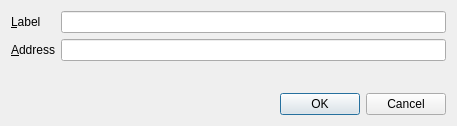
Old version of the form src/qt/forms/editaddressdialog.ui in the repository nokat/bitbean.
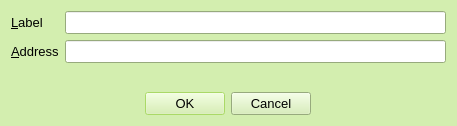
New version of the form.

Patch:
```diff
--- a/src/qt/forms/editaddressdialog.ui
+++ b/src/qt/forms/editaddressdialog.ui
@@ -10,6 +10,184 @@
     <height>126</height>
    </rect>
   </property>
+  <property name="palette">
+   <palette>
+    <active>
+     <colorrole role="Button">
+      <brush brushstyle="SolidPattern">
+       <color alpha="255">
+        <red>211</red>
+        <green>238</green>
+        <blue>175</blue>
+       </color>
+      </brush>
+     </colorrole>
+     <colorrole role="Base">
+      <brush brushstyle="SolidPattern">
+       <color alpha="255">
+        <red>255</red>
+        <green>255</green>
+        <blue>255</blue>
+       </color>
+      </brush>
+     </colorrole>
+     <colorrole role="Window">
+      <brush brushstyle="SolidPattern">
+       <color alpha="255">
+        <red>211</red>
+        <green>238</green>
+        <blue>175</blue>
+       </color>
+      </brush>
+     </colorrole>
+     <colorrole role="Highlight">
+      <brush brushstyle="SolidPattern">
+       <color alpha="255">
+        <red>159</red>
+        <green>213</green>
+        <blue>85</blue>
+       </color>
+      </brush>
+     </colorrole>
+     <colorrole role="AlternateBase">
+      <brush brushstyle="SolidPattern">
+       <color alpha="255">
+        <red>211</red>
+        <green>238</green>
+        <blue>175</blue>
+       </color>
+      </brush>
+     </colorrole>
+     <colorrole role="ToolTipBase">
+      <brush brushstyle="SolidPattern">
+       <color alpha="255">
+        <red>211</red>
+        <green>238</green>
+        <blue>175</blue>
+       </color>
+      </brush>
+     </colorrole>
+    </active>
+    <inactive>
+     <colorrole role="Button">
+      <brush brushstyle="SolidPattern">
+       <color alpha="255">
+        <red>211</red>
+        <green>238</green>
+        <blue>175</blue>
+       </color>
+      </brush>
+     </colorrole>
+     <colorrole role="Base">
+      <brush brushstyle="SolidPattern">
+       <color alpha="255">
+        <red>255</red>
+        <green>255</green>
+        <blue>255</blue>
+       </color>
+      </brush>
+     </colorrole>
+     <colorrole role="Window">
+      <brush brushstyle="SolidPattern">
+       <color alpha="255">
+        <red>211</red>
+        <green>238</green>
+        <blue>175</blue>
+       </color>
+      </brush>
+     </colorrole>
+     <colorrole role="Highlight">
+      <brush brushstyle="SolidPattern">
+       <color alpha="255">
+        <red>159</red>
+        <green>213</green>
+        <blue>85</blue>
+       </color>
+      </brush>
+     </colorrole>
+     <colorrole role="AlternateBase">
+      <brush brushstyle="SolidPattern">
+       <color alpha="255">
+        <red>211</red>
+        <green>238</green>
+        <blue>175</blue>
+       </color>
+      </brush>
+     </colorrole>
+     <colorrole role="ToolTipBase">
+      <brush brushstyle="SolidPattern">
+       <color alpha="255">
+        <red>211</red>
+        <green>238</green>
+        <blue>175</blue>
+       </color>
+      </brush>
+     </colorrole>
+    </inactive>
+    <disabled>
+     <colorrole role="Button">
+      <brush brushstyle="SolidPattern">
+       <color alpha="255">
+        <red>211</red>
+        <green>238</green>
+        <blue>175</blue>
+       </color>
+      </brush>
+     </colorrole>
+     <colorrole role="Base">
+      <brush brushstyle="SolidPattern">
+       <color alpha="255">
+        <red>211</red>
+        <green>238</green>
+        <blue>175</blue>
+       </color>
+      </brush>
+     </colorrole>
+     <colorrole role="Window">
+      <brush brushstyle="SolidPattern">
+       <color alpha="255">
+        <red>211</red>
+        <green>238</green>
+        <blue>175</blue>
+       </color>
+      </brush>
+     </colorrole>
+     <colorrole role="Highlight">
+      <brush brushstyle="SolidPattern">
+       <color alpha="255">
+        <red>0</red>
+        <green>0</green>
+        <blue>128</blue>
+       </color>
+      </brush>
+     </colorrole>
+     <colorrole role="AlternateBase">
+      <brush brushstyle="SolidPattern">
+       <color alpha="255">
+        <red>211</red>
+        <green>238</green>
+        <blue>175</blue>
+       </color>
+      </brush>
+     </colorrole>
+     <colorrole role="ToolTipBase">
+      <brush brushstyle="SolidPattern">
+       <color alpha="255">
+        <red>211</red>
+        <green>238</green>
+        <blue>175</blue>
+       </color>
+      </brush>
+     </colorrole>
+    </disabled>
+   </palette>
+  </property>
+  <property name="font">
+   <font>
+    <family>Liberation Sans</family>
+    <pointsize>10</pointsize>
+   </font>
+  </property>
   <property name="windowTitle">
    <string>Edit Address</string>
   </property>
@@ -55,7 +233,7 @@
      </item>
     </layout>
    </item>
-   <item>
+   <item alignment="Qt::AlignHCenter">
     <widget class="QDialogButtonBox" name="buttonBox">
      <property name="orientation">
       <enum>Qt::Horizontal</enum>
```
